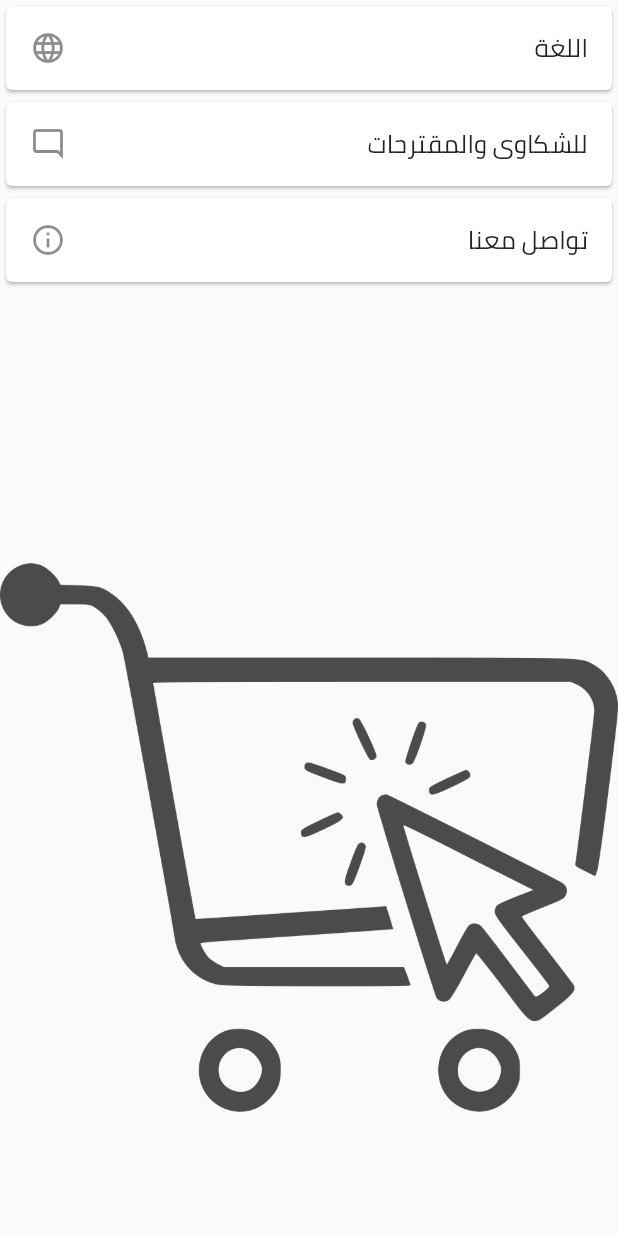
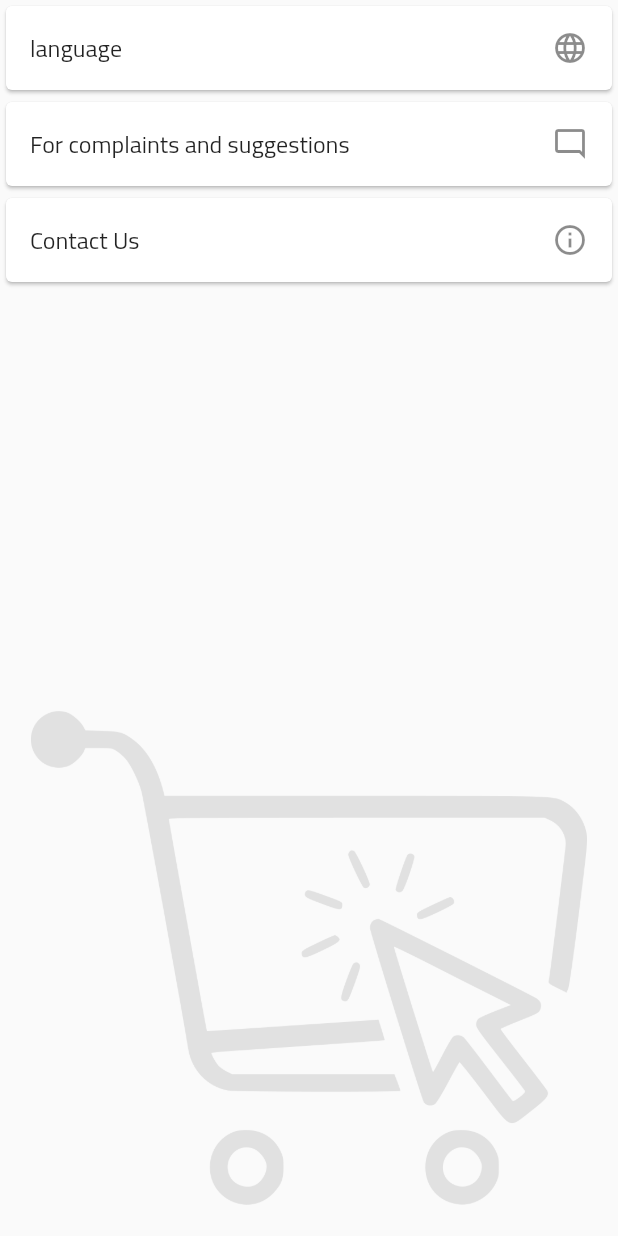
Before and after one commit to MohammedSalehelShazly/ecommerce_app, a Flutter app: the SettingsScreen screen opened directly, on a phone screen of 412 x 824 dp. Run offline on Flutter 3.47's test engine with Material 2 defaults, Android fonts, the phone set to English and light mode, and no system bars; our stand-ins replace badges, bloc, cached_network_image, carousel_slider, curved_navigation_bar, dio and 10 more; accounts and stored records are empty; network calls fail.

Commit message:
'moreResponsive'

```diff
--- a/lib/cubit/homeCubit/homeCubit.dart
+++ b/lib/cubit/homeCubit/homeCubit.dart
@@ -21,7 +21,7 @@ class HomeCubit extends Cubit<HomeStates>{
   }
 
   // localization..
-  String appLang = 'ar';
+  String appLang = 'en';
   Future<void> setLang(BuildContext context ,String languageCode) async {
     Locale _locale = await setLocale(languageCode);
     MyApp.setLocale(context, _locale);
--- a/lib/modules/categoriesScreens/searchScreen.dart
+++ b/lib/modules/categoriesScreens/searchScreen.dart
@@ -25,7 +25,7 @@ class SearchScreen extends StatelessWidget {
 
         return Scaffold(
           appBar: PreferredSize(
-            preferredSize: Size.fromHeight(responsive.responsiveHigh(context, 0.07)),
+            preferredSize: Size.fromHeight(responsive.responsiveHigh(context, 0.075)),
             child: AppBar(
               title: Form(
                 key: CategoriesCubit.of(context).searchFormKey,
--- a/lib/modules/profile/profileScreen.dart
+++ b/lib/modules/profile/profileScreen.dart
@@ -25,7 +25,7 @@ class ProfileScreen extends StatelessWidget {
           return Scaffold(
             body:
 
-            Column(children: [
+            ListView(children: [
 
               Container(
                   height: responsive.responsiveHigh(context, 0.40),
@@ -35,8 +35,6 @@ class ProfileScreen extends StatelessWidget {
                   )),
 
               SizedBox(height: responsive.responsiveHigh(context, 0.03),),
-
-              LogoutBtn(),
 
               BlocConsumer<UpdateProfileCubit ,UpdateProfileStates>(
                 listener: (context ,updateProfileState){},
@@ -64,6 +62,7 @@ class ProfileScreen extends StatelessWidget {
                 listener: (context ,state){},
                 builder:(context ,state)=> AppListTile(
                     txt: getTranslated(context, 'Change password'),
+                    trailing: Icon(Icons.lock_open_outlined),
                     onTap:() async{
                       await UpdateProfileCubit.get(context).setPasswordsCtrl();
                       Navigator.push(context, CupertinoPageRoute(builder: (_)=> ChangePassScreen())).then((_){
@@ -75,6 +74,7 @@ class ProfileScreen extends StatelessWidget {
                 ),
               ),
 
+              LogoutBtn(),
 
             ],),
           );
--- a/lib/modules/settings/settingsScreen.dart
+++ b/lib/modules/settings/settingsScreen.dart
@@ -1,3 +1,4 @@
+import 'package:ecommerce/shared/styles/responsive.dart';
 import 'package:flutter/material.dart';
 import 'package:flutter_svg/svg.dart';
 
@@ -18,8 +19,25 @@ class SettingsScreen extends StatelessWidget {
   Widget build(BuildContext context) {
     return SafeArea(
       child: Scaffold(
-        body: Center(
-          child: Column(
+        body: Stack(
+          children: [
+            Align(
+              alignment: Alignment.bottomCenter,
+              child: Opacity(
+                opacity: 0.1,
+                child: Container(
+                  height: responsive.responsiveWidth(context, .9),
+                  width: responsive.responsiveWidth(context, .9),
+                  decoration: BoxDecoration(
+                      image: DecorationImage(
+                          image: AssetImage('assets/images/ecommerceBG.png')
+                      )
+                  ),
+                ),
+              ),
+            ),
+
+            ListView(
               children: [
                 Card(
                   child: AppListTile(
@@ -77,20 +95,11 @@ class SettingsScreen extends StatelessWidget {
                     ),
                   ],
                 ),
+              ],
+            ),
 
-              Expanded(child: Opacity(
-                opacity: 0.7,
-                child: Container(
-                  decoration: BoxDecoration(
-                    image: DecorationImage(
-                      image: AssetImage('assets/images/ecommerceBG.png')
-                    )
-                  ),
-                ),
-              ))
 
           ],
-          ),
         ),
       ),
     );
--- a/lib/shared/components/cart/addToCartIcon.dart
+++ b/lib/shared/components/cart/addToCartIcon.dart
@@ -1,9 +1,10 @@
 import 'package:flutter/material.dart';
+
 import 'package:like_button/like_button.dart';
 
+import '../../../shared/styles/responsive.dart';
 import '../../../cubit/cartCubit/cartCubit.dart';
 import '../../../cubit/cartCubit/cartStates.dart';
-import '../../../shared/components/loading/appProgress.dart';
 import '../../../shared/styles/colors.dart';
 
 import 'package:flutter_bloc/flutter_bloc.dart';
@@ -21,11 +22,13 @@ class AddToCartIcon extends StatelessWidget {
       listener:(context ,state){},
       builder:(context ,state)=> Container(
         padding: EdgeInsets.all(withBG ? 8 :0),
+        alignment: Alignment.center,
         decoration: BoxDecoration(
           shape: BoxShape.circle ,
           color: withBG ?appClrs.scaffoldBackgroundColorDark :Colors.transparent,),
         child:
         LikeButton(
+          size: responsive.textScale(context)*22,
           circleColor: CircleColor(start: appClrs.mainColor.withOpacity(0.8), end: appClrs.mainColor),
           onTap: (val) async{
             CartCubit.of(context).addOrRemove(screenContext, prodID);
--- a/lib/shared/components/favoriteIcon.dart
+++ b/lib/shared/components/favoriteIcon.dart
@@ -1,3 +1,4 @@
+import 'package:ecommerce/shared/styles/responsive.dart';
 import 'package:flutter/cupertino.dart';
 import 'package:flutter/material.dart';
 
@@ -28,6 +29,7 @@ class FavoriteIcon extends StatelessWidget {
       listener: (context ,state){},
       builder:(context ,state)=> Container(
         padding: EdgeInsets.all(8),
+        alignment: Alignment.center,
         decoration: BoxDecoration(
           shape: BoxShape.circle ,
           color: withBG ?appClrs.scaffoldBackgroundColorDark :Colors.transparent,),
@@ -36,6 +38,7 @@ class FavoriteIcon extends StatelessWidget {
               ? AppProgress()
               :
           LikeButton(
+            size: responsive.textScale(context)*22,
             circleColor: CircleColor(start: appClrs.mainColor.withOpacity(0.8), end: appClrs.mainColor),
             onTap: (val) async{
               CategoriesCubit.of(context).addRemoveFav(context, prodID);
--- a/lib/shared/components/homeAppBar.dart
+++ b/lib/shared/components/homeAppBar.dart
@@ -37,7 +37,7 @@ class HomeAppBar extends StatelessWidget {
                 child: Hero(
                   tag: 'userImg',
                   child: CircleAvatar(
-                      radius: responsive.sHeight(context)*0.025,
+                      radius: responsive.responsiveHigh(context ,0.025),
                       backgroundImage: ProfileCubit.get(context).user !=
                           null
                           ? CachedNetworkImageProvider(
--- a/lib/shared/localization/languageClass.dart
+++ b/lib/shared/localization/languageClass.dart
@@ -8,8 +8,8 @@ class Language {
 
   static List<Language> languageList() {
     return <Language>[
-      Language(2, "🇬🇧", "English", "en"),
-      Language(3, "🇪🇬", "Arabic", "ar"),
+      Language(1, "🇬🇧", "English", "en"),
+      Language(2, "🇪🇬", "Arabic", "ar"),
     ];
   }
 }
--- a/lib/shared/localization/language_constants.dart
+++ b/lib/shared/localization/language_constants.dart
@@ -17,7 +17,7 @@ Future<Locale> setLocale(String languageCode) async {
 
 Future<Locale> getLocale() async {
   SharedPreferences _prefs = await SharedPreferences.getInstance();
-  String languageCode = _prefs.getString(LAGUAGE_CODE) ?? "ar";
+  String languageCode = _prefs.getString(LAGUAGE_CODE) ?? "en";
   return _locale(languageCode);
 }
 
--- a/lib/shared/network/local/sharedPreferences.dart
+++ b/lib/shared/network/local/sharedPreferences.dart
@@ -45,6 +45,11 @@ class SharedPreferencesHelper{
     return searchWords;
   }
 
+  Future clearAll() async{
+    SharedPreferences prefs = await SharedPreferences.getInstance();
+    await prefs.clear();
+  }
+
 
 
 
--- a/lib/shared/network/remote/dioHelper.dart
+++ b/lib/shared/network/remote/dioHelper.dart
@@ -19,7 +19,11 @@ class DioHelper{
         if(withToken)
           'Authorization' : LoginCubit.get(context).token,
         'lang' : appLang.languageCode,
-        'Content-Type' : 'application/json'
+        'Content-Type' : 'application/json',
+        "Access-Control-Allow-Origin": "*", // Required for CORS support to work
+        "Access-Control-Allow-Credentials": true, // Required for cookies, authorization headers with HTTPS
+        "Access-Control-Allow-Headers": "Origin,Content-Type,X-Amz-Date,Authorization,X-Api-Key,X-Amz-Security-Token,locale",
+        "Access-Control-Allow-Methods": "POST, OPTIONS"
       }),
       queryParameters: body ??{}
     );
@@ -41,7 +45,11 @@ class DioHelper{
           ? Options(headers: {
           'Authorization' : LoginCubit.get(context).token,
           'lang' : appLang.languageCode,
-          'Content-Type' : 'application/json'
+          'Content-Type' : 'application/json',
+          "Access-Control-Allow-Origin": "*", // Required for CORS support to work
+          "Access-Control-Allow-Credentials": true, // Required for cookies, authorization headers with HTTPS
+          "Access-Control-Allow-Headers": "Origin,Content-Type,X-Amz-Date,Authorization,X-Api-Key,X-Amz-Security-Token,locale",
+          "Access-Control-Allow-Methods": "POST, OPTIONS"
         }) : null,
         queryParameters: body ??{}
     );
@@ -57,7 +65,11 @@ class DioHelper{
         options: Options(headers: {
           'Authorization' : LoginCubit.get(context).token,
           'lang' : appLang.languageCode,
-          'Content-Type' : 'application/json'
+          'Content-Type' : 'application/json',
+          "Access-Control-Allow-Origin": "*", // Required for CORS support to work
+          "Access-Control-Allow-Credentials": true, // Required for cookies, authorization headers with HTTPS
+          "Access-Control-Allow-Headers": "Origin,Content-Type,X-Amz-Date,Authorization,X-Api-Key,X-Amz-Security-Token,locale",
+          "Access-Control-Allow-Methods": "POST, OPTIONS"
         }),
         queryParameters: body ??{}
     );
@@ -74,7 +86,11 @@ class DioHelper{
         options: Options(headers: {
           'Authorization' : LoginCubit.get(context).token,
           'lang' : appLang.languageCode,
-          'Content-Type' : 'application/json'
+          'Content-Type' : 'application/json',
+          "Access-Control-Allow-Origin": "*", // Required for CORS support to work
+          "Access-Control-Allow-Credentials": true, // Required for cookies, authorization headers with HTTPS
+          "Access-Control-Allow-Headers": "Origin,Content-Type,X-Amz-Date,Authorization,X-Api-Key,X-Amz-Security-Token,locale",
+          "Access-Control-Allow-Methods": "POST, OPTIONS"
         }),
         queryParameters: body ??{}
     );
```
Also changed, not shown: lib/cubit/loginCubit/loginCubit.dart (+20 -1 lines), lib/modules/home/homeScreen.dart (+3 -5 lines), lib/modules/introScreen/introScreen.dart (+5 -2 lines), lib/modules/introScreen/oneIntroScreen.dart (+4 -7 lines), lib/modules/login/loginScreen.dart (+8 -2 lines), lib/modules/login/loginScreenStr.dart (+19 -11 lines), lib/modules/login/signUpScreen.dart (+18 -0 lines), lib/shared/components/categoriesGrid.dart (+6 -3 lines), lib/shared/components/categoryItem.dart (+7 -4 lines), 1 other file. Lines whose indentation alone changed are shown as unchanged.
